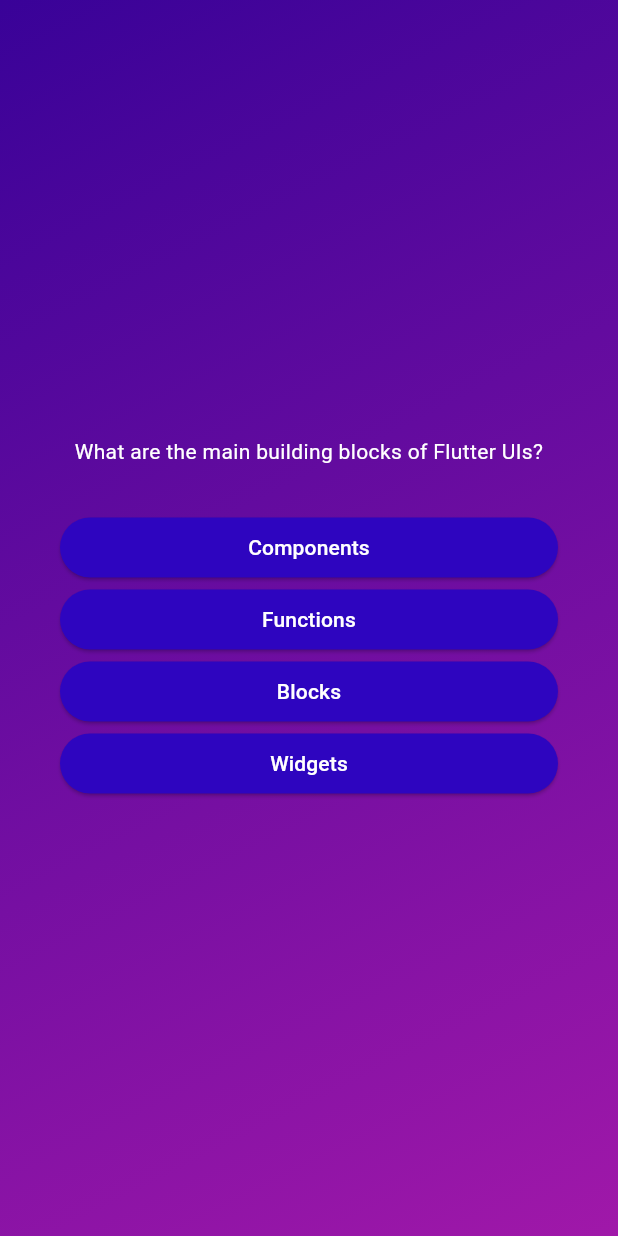
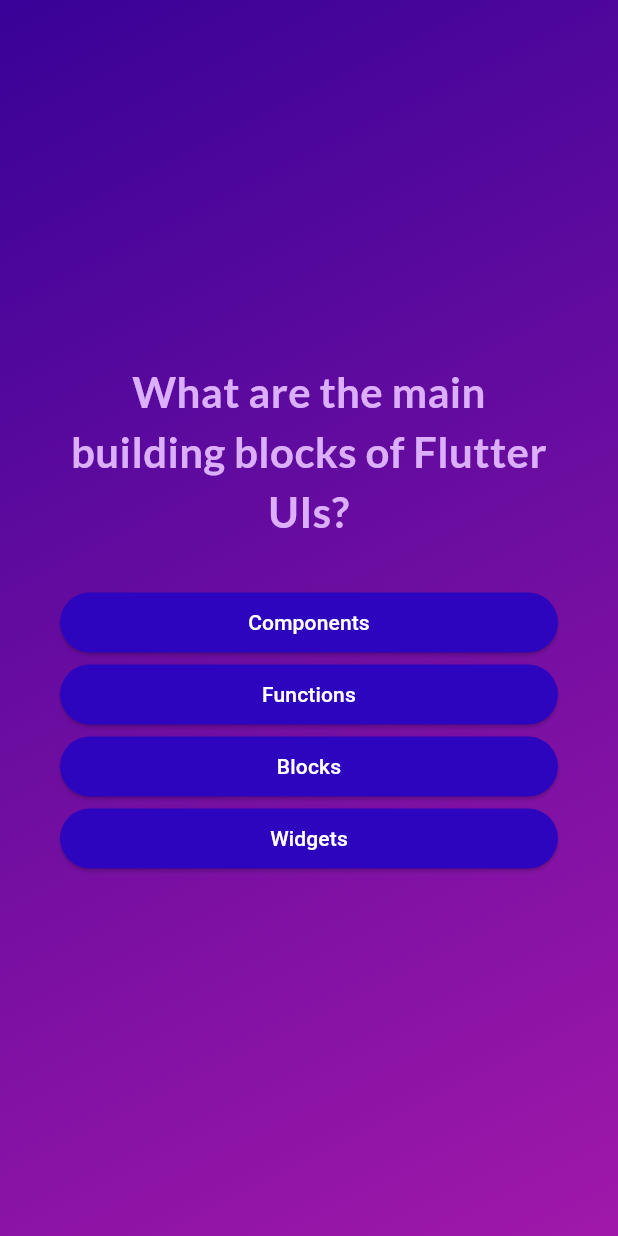
Before and after one commit to jhnnyk/flutter_quiz_app, a Flutter app: the screen it shows after launch, after a tap on "Start Quiz", on a phone screen of 412 x 824 dp. Run offline on Flutter 3.47's test engine with Material 3 defaults, Android fonts, the phone set to English and light mode, and no system bars; our stand-ins replace google_fonts.

Commit message:
using a third party package - Google Fonts

```diff
--- a/lib/questions_screen.dart
+++ b/lib/questions_screen.dart
@@ -1,6 +1,7 @@
 import 'package:flutter/material.dart';
 import 'package:quiz_app/answer_button.dart';
 import 'package:quiz_app/data/questions.dart';
+import 'package:google_fonts/google_fonts.dart';
 
 class QuestionsScreen extends StatefulWidget {
   const QuestionsScreen({super.key});
@@ -34,8 +35,10 @@ class _QuestionsScreenState extends State<QuestionsScreen> {
           children: [
             Text(
               currentQuestion.text,
-              style: const TextStyle(
-                color: Colors.white,
+              style: GoogleFonts.lato(
+                color: const Color.fromARGB(255, 219, 175, 252),
+                fontSize: 28,
+                fontWeight: FontWeight.bold,
               ),
               textAlign: TextAlign.center,
             ),
--- a/lib/start_screen.dart
+++ b/lib/start_screen.dart
@@ -1,5 +1,6 @@
 import 'package:flutter/material.dart';
 import 'package:quiz_app/logo.dart';
+import 'package:google_fonts/google_fonts.dart';
 
 class StartScreen extends StatelessWidget {
   const StartScreen(this.startQuiz,{super.key});
@@ -14,10 +15,10 @@ class StartScreen extends StatelessWidget {
         children: [
           const Logo(),
           const SizedBox(height: 60),
-          const Text(
+          Text(
             'Learn Flutter the fun way!',
-            style: TextStyle(
-              color: Color.fromARGB(255, 219, 183, 250),
+            style: GoogleFonts.lato(
+              color: const Color.fromARGB(255, 219, 183, 250),
               fontSize: 24,
             ),
           ),
--- a/pubspec.yaml
+++ b/pubspec.yaml
@@ -35,6 +35,7 @@ dependencies:
   # The following adds the Cupertino Icons font to your application.
   # Use with the CupertinoIcons class for iOS style icons.
   cupertino_icons: ^1.0.6
+  google_fonts: ^6.2.1
 
 dev_dependencies:
   flutter_test:
```
Also changed, not shown: pubspec.lock.
